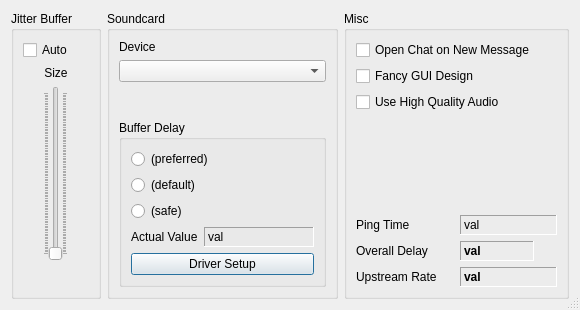
First picture: the form in src/clientsettingsdlgbase.ui, repository Daninet/jamulus, before the edit.
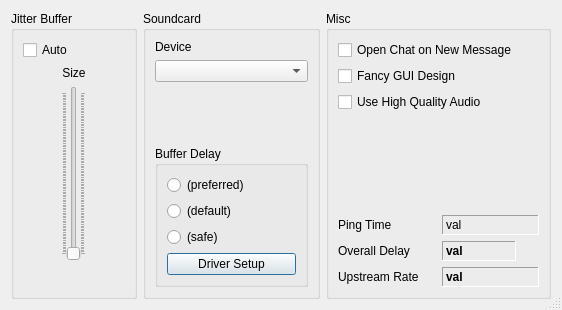
Second picture: the form after the edit. Icons and pictures are not drawn. Custom widgets are drawn as their Qt base class.

Commit message: removed actual sound card buffer size GUI control, only enable radio buttons for supported sound card frame sizes

The edit to the form file:
```diff
--- a/src/clientsettingsdlgbase.ui
+++ b/src/clientsettingsdlgbase.ui
@@ -245,36 +245,6 @@
            </property>
           </widget>
          </item>
-         <item>
-          <layout class="QHBoxLayout" >
-           <item>
-            <widget class="QLabel" name="TextSndCrdBufDelayActual" >
-             <property name="text" >
-              <string>Actual Value</string>
-             </property>
-            </widget>
-           </item>
-           <item>
-            <widget class="QLabel" name="TextLabelActualSndCrdBufDelay" >
-             <property name="minimumSize" >
-              <size>
-               <width>110</width>
-               <height>20</height>
-              </size>
-             </property>
-             <property name="frameShape" >
-              <enum>QFrame::Panel</enum>
-             </property>
-             <property name="frameShadow" >
-              <enum>QFrame::Sunken</enum>
-             </property>
-             <property name="text" >
-              <string>val</string>
-             </property>
-            </widget>
-           </item>
-          </layout>
-         </item>
          <item>
           <widget class="QPushButton" name="ButtonDriverSetup" >
            <property name="text" >
```
The commit also changes 3 other files.
